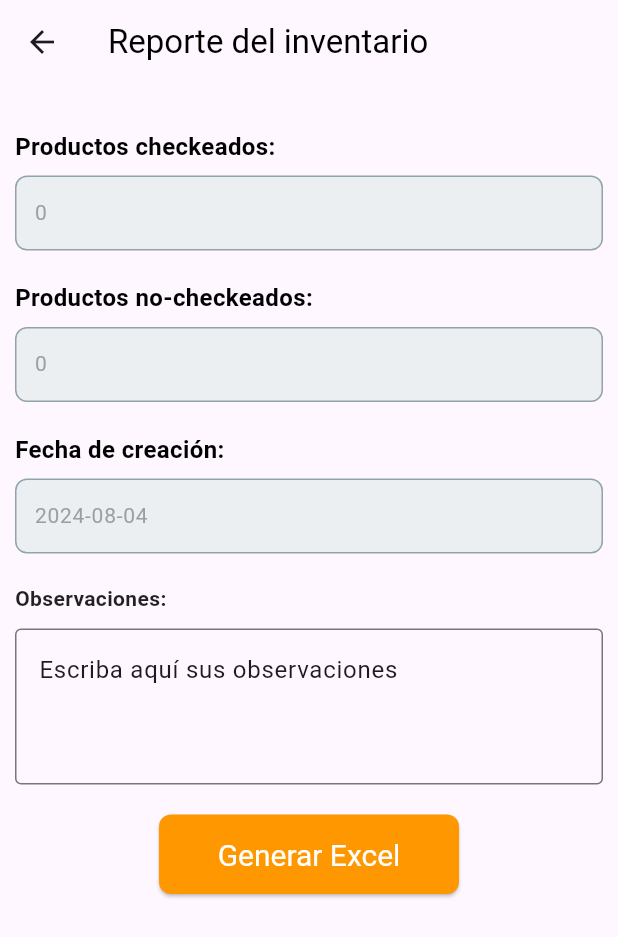
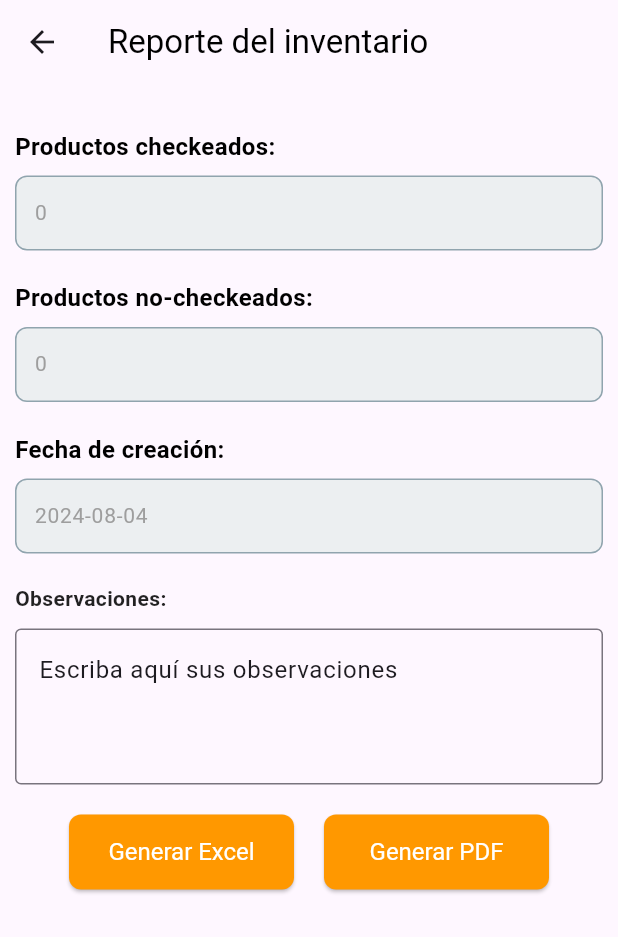
Before and after one commit to Nintventario-Team/NintventarioApp-beta, a Flutter app: the ReportScreen screen opened directly, on a phone screen of 412 x 824 dp. Shown: the top 937 px of the screen. Run offline on Flutter 3.47's test engine with Material 3 defaults, Android fonts, the phone set to English and light mode, and no system bars; our stand-ins replace font_awesome_flutter, shared_preferences; missing offline and left inert: mobile_scanner; accounts and stored records are empty.

Commit message:
Report Productions stage

```diff
--- a/lib/screens/inventoryScreens/report.dart
+++ b/lib/screens/inventoryScreens/report.dart
@@ -3,9 +3,7 @@ import 'package:flutter/material.dart';
 import 'package:nintventario/classes/product.dart';
 import 'package:nintventario/screens/home.dart';
 
-/// A stateless widget that represents the report screen.
 class ReportScreen extends StatelessWidget {
-  /// Creates an instance of [ReportScreen].
   const ReportScreen({super.key});
 
   @override
@@ -13,7 +11,6 @@ class ReportScreen extends StatelessWidget {
     int checkedProductsCount = 0;
     int uncheckedProductsCount = 0;
 
-    // Count checked and unchecked products
     for (Product product in globalProducts) {
       if (product.state == ProductState.checked) {
         checkedProductsCount++;
@@ -31,7 +28,7 @@ class ReportScreen extends StatelessWidget {
         title: const Text(
           'Reporte del inventario',
           style: TextStyle(
-            color: Color.fromARGB(255, 0, 0, 0), // Title text color (black)
+            color: Color.fromARGB(255, 0, 0, 0),
           ),
         ),
       ),
@@ -48,7 +45,8 @@ class ReportScreen extends StatelessWidget {
               _buildDetailField('Productos no-checkeados:',
                   uncheckedProductsCount.toString()),
               const SizedBox(height: 20),
-              _buildDetailField('Fecha de creación:', globalDate.substring(0, 10)),
+              _buildDetailField(
+                  'Fecha de creación:', globalDate.substring(0, 10)),
               const SizedBox(height: 20),
               const Text(
                 'Observaciones:',
@@ -66,40 +64,66 @@ class ReportScreen extends StatelessWidget {
                 ),
                 maxLines: 3,
                 onChanged: (String newValue) {
-                  // Update the global observations variable with the text field value
                   globalObservations = newValue;
-
-                  // Print to console for debugging
                   if (kDebugMode) {
                     print('Observations: $globalObservations');
                   }
                 },
               ),
               const SizedBox(height: 20),
-              Center(
-                child: ElevatedButton(
+              Row(
+                mainAxisAlignment: MainAxisAlignment.center,
+                children: <Widget>[
+                  ElevatedButton(
                     onPressed: () async {
-                    // Print to console for debugging
                       if (kDebugMode) {
                         print(globalProducts[1].name);
                       }
                       saveAndUploadProductsAsJson(globalProducts);
                     },
                     style: ElevatedButton.styleFrom(
-                    backgroundColor: Colors.orange, // Button background color
-                    foregroundColor: Colors.white, // Button text color
-                    minimumSize: const Size(200, 50), // Minimum button size
-                    padding: const EdgeInsets.symmetric(horizontal: 20, vertical: 15),
-                    textStyle: const TextStyle(fontSize: 20, color: Colors.white), // Text color
+                      backgroundColor: Colors.orange,
+                      foregroundColor: Colors.white,
+                      minimumSize: const Size(150, 50),
+                      padding: const EdgeInsets.symmetric(
+                          horizontal: 20, vertical: 15),
+                      textStyle:
+                          const TextStyle(fontSize: 16, color: Colors.white),
                       shape: RoundedRectangleBorder(
-                      borderRadius: BorderRadius.circular(8), // Rounded corners
+                        borderRadius: BorderRadius.circular(8),
                       ),
                     ),
                     child: const Text(
-                    'Generar Excel', // Text inside the button
-                    style: TextStyle(color: Colors.white), // Explicitly set text color to white
+                      'Generar Excel',
+                      style: TextStyle(color: Colors.white),
                     ),
                   ),
+                  const SizedBox(width: 20),
+                  ElevatedButton(
+                    onPressed: () async {
+                      if (kDebugMode) {
+                        print(globalProducts[1].name);
+                      }
+                      saveAndUploadProductsAsPdf(globalProducts);
+                    },
+                    style: ElevatedButton.styleFrom(
+                      backgroundColor: Colors.orange,
+                      foregroundColor: Colors.white,
+                      minimumSize: const Size(150, 50),
+                      padding: const EdgeInsets.symmetric(
+                          horizontal: 20, vertical: 15),
+                      textStyle:
+                          const TextStyle(fontSize: 16, color: Colors.white),
+                      shape: RoundedRectangleBorder(
+                        borderRadius: BorderRadius.circular(8),
+                      ),
+                    ),
+                    child: const Text(
+                      'Generar PDF',
+                      style: TextStyle(color: Colors.white),
+                    ),
+                  ),
+                ],
               ),
             ],
           ),
@@ -108,7 +132,6 @@ class ReportScreen extends StatelessWidget {
     );
   }
 
-  /// Builds a [TextField] to display details with consistent styling.
   Widget _buildDetailField(String label, String value) {
     return Column(
       crossAxisAlignment: CrossAxisAlignment.start,
@@ -118,7 +141,7 @@ class ReportScreen extends StatelessWidget {
           style: const TextStyle(
             color: Colors.black,
             fontSize: 16,
-            fontWeight: FontWeight.bold, // Label style
+            fontWeight: FontWeight.bold,
           ),
         ),
         const SizedBox(height: 8),
@@ -126,7 +149,7 @@ class ReportScreen extends StatelessWidget {
           decoration: BoxDecoration(
             border: Border.all(color: Colors.blueGrey.shade300),
             borderRadius: BorderRadius.circular(8),
-            color: Colors.blueGrey.shade50, // Background color for containers
+            color: Colors.blueGrey.shade50,
           ),
           child: Padding(
             padding: const EdgeInsets.symmetric(horizontal: 12),
@@ -135,12 +158,12 @@ class ReportScreen extends StatelessWidget {
               readOnly: true,
               decoration: const InputDecoration(
                 border: InputBorder.none,
-                contentPadding: EdgeInsets.symmetric(vertical: 6), // Further reduced height
-                hintStyle: TextStyle(color: Colors.grey), // Hint text color
+                contentPadding: EdgeInsets.symmetric(vertical: 6),
+                hintStyle: TextStyle(color: Colors.grey),
               ),
               style: const TextStyle(
-                color: Colors.grey, // Text color
-                fontSize: 14, // Slightly smaller font size
+                color: Colors.grey,
+                fontSize: 14,
               ),
             ),
           ),
```
Also changed, not shown: lib/classes/product.dart (+73 -4 lines). Lines whose indentation alone changed are shown as unchanged.
